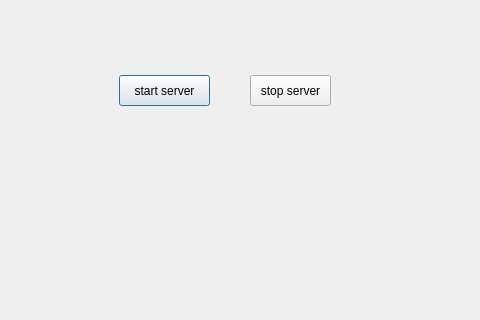
Qt form dialog.ui (sensSD/QtScrcpy) before a commit; both pictures show x 0 to 480 and y 175 to 495 of the 800 by 600 pixel window.
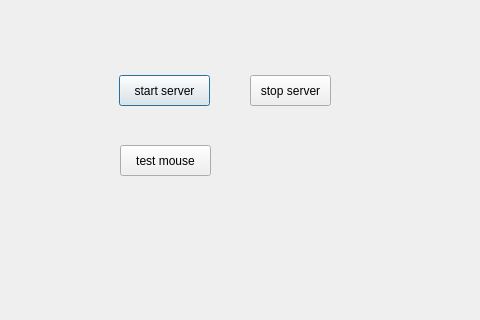
The same form after that commit.

```diff
--- a/dialog.ui
+++ b/dialog.ui
@@ -39,6 +39,19 @@
     <string>stop server</string>
    </property>
   </widget>
+  <widget class="QPushButton" name="mouseEventBtn">
+   <property name="geometry">
+    <rect>
+     <x>120</x>
+     <y>320</y>
+     <width>91</width>
+     <height>31</height>
+    </rect>
+   </property>
+   <property name="text">
+    <string>test mouse</string>
+   </property>
+  </widget>
  </widget>
  <resources/>
  <connections/>
```
